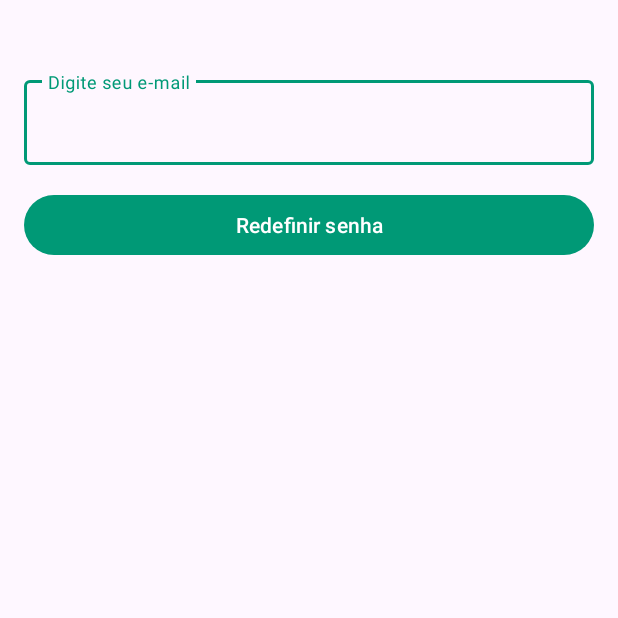
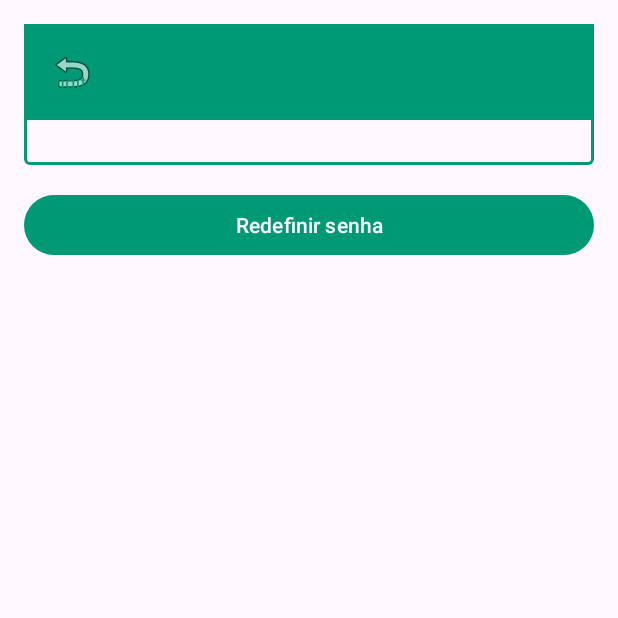
Before and after one commit to NickHirata/marketplace_android, an Android app: the RedefinirSenhaActivity screen opened directly, with no data from a screen before it, on a phone screen of 412 x 824 dp, the top half of it. Run offline under Robolectric (Android 15) with nearby library versions, the phone set to English and light mode, and no system bars; our stand-ins replace Firebase (no records; nobody signed in at launch, a user with empty details on screens opened directly).

Commit message:
feat: ajustes

```diff
--- a/app/src/main/kotlin/br/com/projeto_android/MenuClienteActivity.kt
+++ b/app/src/main/kotlin/br/com/projeto_android/MenuClienteActivity.kt
@@ -181,11 +181,11 @@ class MenuClienteActivity : AppCompatActivity() {
                 context.startActivity(intent)
             }
             holder.buttonSendPdfWhatsapp.setOnClickListener {
-                showEditDialog(pedido)
+                onDownloadPDF()
             }
             // Botão para editar o pedido (Exibe um AlertDialog com o formulário)
             holder.editPedidoButton.setOnClickListener {
-                onDownloadPDF()
+                showEditDialog(pedido)
             }
         }
 
--- a/app/src/main/kotlin/br/com/projeto_android/RedefinirSenhaActivity.kt
+++ b/app/src/main/kotlin/br/com/projeto_android/RedefinirSenhaActivity.kt
@@ -3,6 +3,7 @@ package br.com.projeto_android
 import android.os.Bundle
 import android.widget.Toast
 import androidx.appcompat.app.AppCompatActivity
+import androidx.appcompat.widget.AppCompatImageButton
 import com.google.android.material.button.MaterialButton
 import com.google.android.material.textfield.TextInputEditText
 import com.google.android.material.textfield.TextInputLayout
@@ -24,6 +25,15 @@ class RedefinirSenhaActivity : AppCompatActivity() {
         // Inicializar Firebase e componentes da UI
         auth = FirebaseAuth.getInstance()
         db = FirebaseFirestore.getInstance()
+
+
+        val backButton: AppCompatImageButton = findViewById(R.id.backButton)
+        backButton.setOnClickListener {
+            onBackPressed()
+        }
+
+        supportActionBar?.setDisplayHomeAsUpEnabled(true)
+        supportActionBar?.setHomeAsUpIndicator(R.drawable.ic_arrow_back)
 
         emailInputLayout = findViewById(R.id.emailInputLayout)
         emailEditText = findViewById(R.id.emailEditText)
--- a/app/src/main/res/layout/activity_perfil.xml
+++ b/app/src/main/res/layout/activity_perfil.xml
@@ -82,7 +82,7 @@
             android:layout_width="match_parent"
             android:layout_height="wrap_content"
             android:backgroundTint="#009976"
-            android:text="Listar Usuários"
+            android:text="Listar Funcionários"
             android:textColor="#FFFFFF"
             android:layout_marginBottom="160dp" />
 
--- a/app/src/main/res/layout/activity_redefinir_senha.xml
+++ b/app/src/main/res/layout/activity_redefinir_senha.xml
@@ -7,6 +7,30 @@
     android:layout_height="match_parent"
     android:padding="16dp"
     tools:context=".RedefinirSenhaActivity">
+
+    <!-- Toolbar com ícone de voltar -->
+    <androidx.appcompat.widget.Toolbar
+        android:id="@+id/toolbar"
+        android:layout_width="match_parent"
+        android:layout_height="wrap_content"
+        android:background="#009976"
+        android:theme="@style/ThemeOverlay.AppCompat.Dark.ActionBar"
+        app:titleTextColor="#FFFFFF"
+        android:padding="16dp"
+        app:popupTheme="@style/ThemeOverlay.AppCompat.Light"
+        app:layout_constraintTop_toTopOf="parent">
+
+        <androidx.appcompat.widget.AppCompatImageButton
+            android:id="@+id/backButton"
+            android:layout_width="wrap_content"
+            android:layout_height="wrap_content"
+            android:layout_marginStart="8dp"
+            android:src="@android:drawable/ic_menu_revert"
+            android:contentDescription="Voltar"
+            android:background="?android:attr/selectableItemBackground"
+            app:layout_constraintTop_toTopOf="parent"
+            app:layout_constraintStart_toStartOf="parent"/>
+    </androidx.appcompat.widget.Toolbar>
 
     <!-- Campo de e-mail -->
     <com.google.android.material.textfield.TextInputLayout
```
Also changed, not shown: 1 other file.
